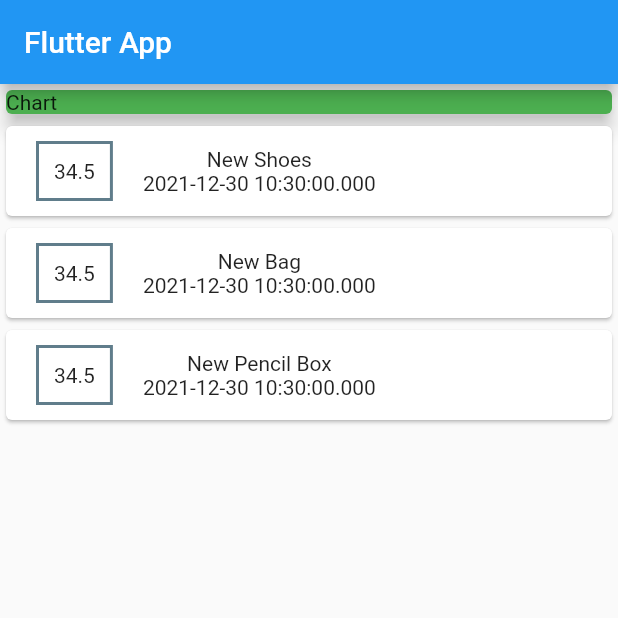
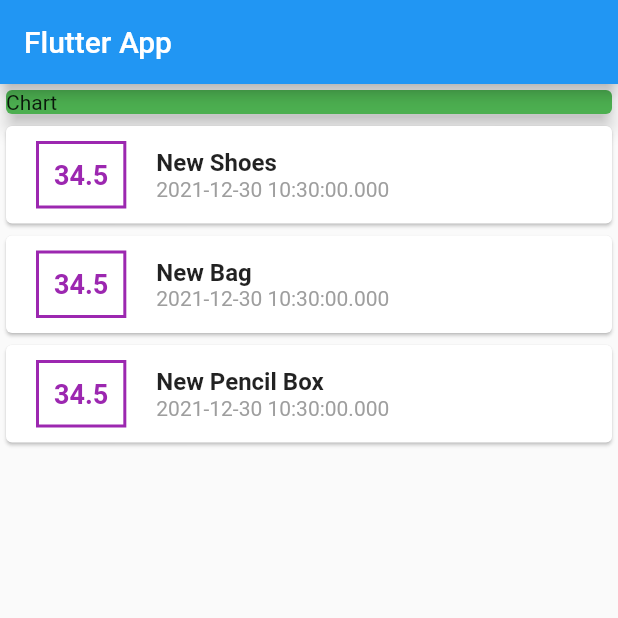
Before and after one commit to rishabh72/expense_tracker_flutter_app, a Flutter app: the screen it shows after launch, on a phone screen of 412 x 824 dp, the top half of it. Run offline on Flutter 3.47's test engine with Material 2 defaults, Android fonts, the phone set to English and light mode, and no system bars.

Commit message:
styling text of custom list item

```diff
--- a/lib/main.dart
+++ b/lib/main.dart
@@ -67,10 +67,15 @@ class MyHomePage extends StatelessWidget {
                         ),
                         child: Text(
                           tx.amount.toString(),
+                          style: TextStyle(
+                            fontWeight: FontWeight.bold,
+                            fontSize: 18,
+                            color: Colors.purple,
+                          ),
                         ),
                         decoration: BoxDecoration(
                           border: Border.all(
-                            color: Colors.blueGrey,
+                            color: Colors.purple,
                             width: 2,
                           ),
                         ),
@@ -78,10 +83,20 @@ class MyHomePage extends StatelessWidget {
                       ),
 
                       Column(
+                        crossAxisAlignment: CrossAxisAlignment.start,
                         children: [
-                          Text(tx.title),
+                          Text(
+                            tx.title,
+                            style: TextStyle(
+                              fontSize: 16,
+                              fontWeight: FontWeight.bold,
+                            ),
+                          ),
                           Text(
                             tx.date.toString(),
+                            style: TextStyle(
+                              color: Colors.grey,
+                            ),
                           ),
                         ],
                       )
```
